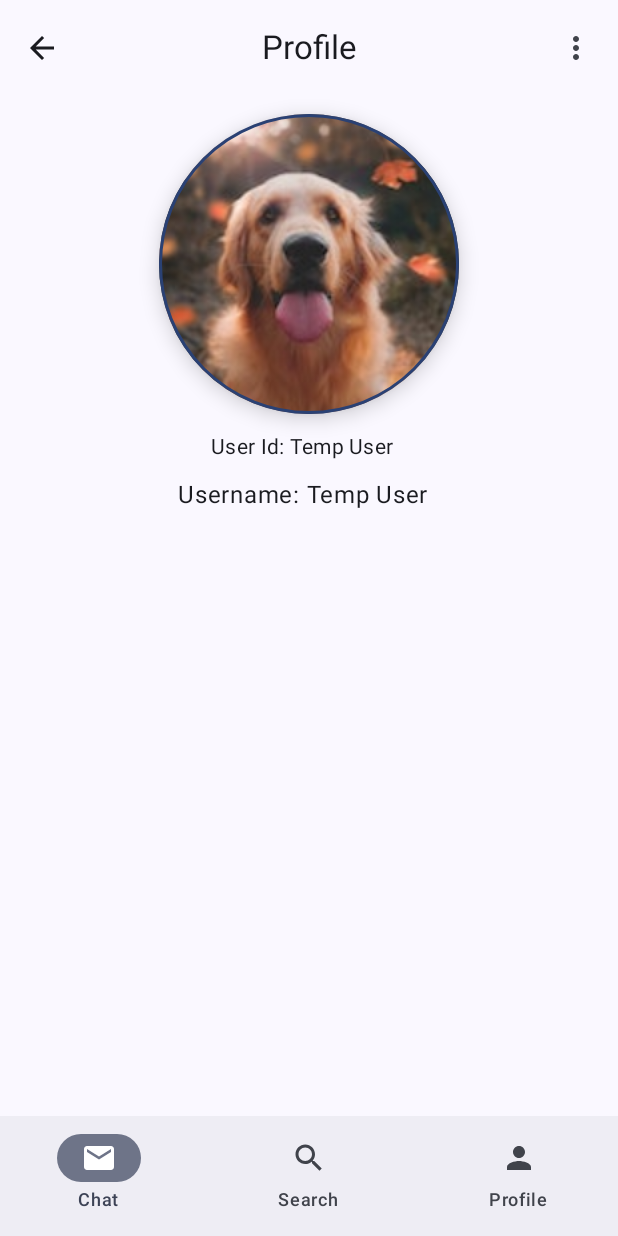
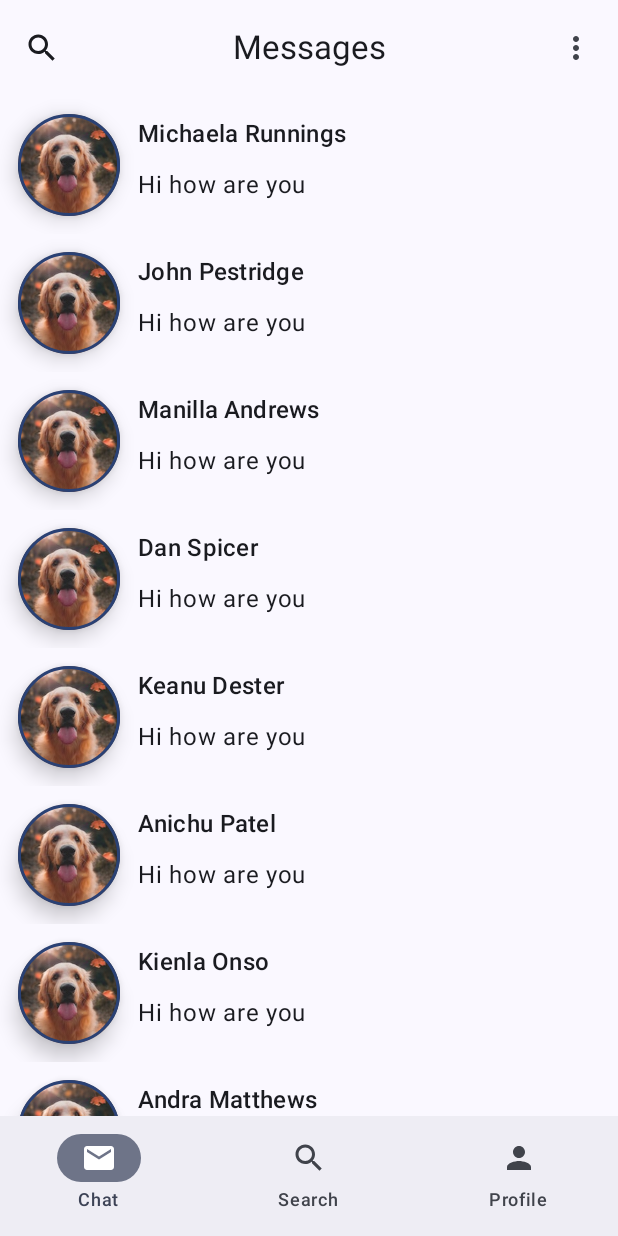
Before and after one commit to Abhidhimann/ChattingApp, an Android app built with Jetpack Compose: the screen it shows after launch (MainActivity), on a phone screen of 412 x 824 dp. Run offline under Robolectric (Android 15) with nearby library versions, the phone set to English and light mode, and no system bars.

Commit message:
Navigation and chatList ui added

```diff
--- a/app/src/main/java/com/example/chattingApp/ui/MainActivity.kt
+++ b/app/src/main/java/com/example/chattingApp/ui/MainActivity.kt
@@ -4,8 +4,14 @@ import android.os.Bundle
 import androidx.activity.ComponentActivity
 import androidx.activity.compose.setContent
 import androidx.activity.enableEdgeToEdge
+import androidx.compose.foundation.layout.fillMaxSize
+import androidx.compose.material3.Scaffold
+import androidx.compose.runtime.Composable
+import androidx.compose.ui.tooling.preview.Preview
+import androidx.navigation.compose.rememberNavController
 import com.example.chattingApp.theme.ChattingAppTheme
-import com.example.chattingApp.ui.screens.ProfileScreen
+import com.example.chattingApp.ui.screens.BottomNavItem
+import com.example.chattingApp.ui.screens.BottomNavigationBar
 
 class MainActivity : ComponentActivity() {
     override fun onCreate(savedInstanceState: Bundle?) {
@@ -13,8 +19,28 @@ class MainActivity : ComponentActivity() {
         enableEdgeToEdge()
         setContent {
             ChattingAppTheme {
-                ProfileScreen()
+                MainScreen()
             }
         }
     }
 }
+
+@Composable
+fun MainScreen() {
+    val navController = rememberNavController()
+    val bottomNavItems = BottomNavItem.entries.toTypedArray()
+
+    Scaffold(
+        bottomBar = {
+            BottomNavigationBar(tabBarItems = bottomNavItems, navController = navController)
+        }
+    ) {
+        NavigationHost(navController = navController)
+    }
+}
+
+@Preview(showBackground = true)
+@Composable
+fun DefaultPreview() {
+    MainScreen()
+}
--- /dev/null
+++ b/app/src/main/java/com/example/chattingApp/ui/Navigation.kt
@@ -0,0 +1,19 @@
+package com.example.chattingApp.ui
+
+import androidx.compose.runtime.Composable
+import androidx.navigation.NavHostController
+import androidx.navigation.compose.NavHost
+import androidx.navigation.compose.composable
+import com.example.chattingApp.ui.screens.BottomNavItem
+import com.example.chattingApp.ui.screens.ChatListScreen
+import com.example.chattingApp.ui.screens.DiscoverPeopleScreen
+import com.example.chattingApp.ui.screens.ProfileScreen
+
+@Composable
+fun NavigationHost(navController: NavHostController) {
+    NavHost(navController, startDestination = BottomNavItem.CHAT.route) {
+        composable(route = BottomNavItem.CHAT.route) { ChatListScreen()}
+        composable(route = BottomNavItem.SEARCH.route) { DiscoverPeopleScreen() }
+        composable(route = BottomNavItem.PROFILE.route) { ProfileScreen(navController) }
+    }
+}
--- /dev/null
+++ b/app/src/main/java/com/example/chattingApp/ui/UserProfiles.kt
@@ -0,0 +1,102 @@
+package com.example.chattingApp.ui
+
+
+class UserProfile(val id: Int, val name: String, val status: Boolean, val picId: String)
+
+val usersProfile = listOf<UserProfile>(
+    UserProfile(
+        id = 0,
+        name = "Michaela Runnings",
+        status = true,
+        "https://images.unsplash.com/photo-1485290334039-a3c69043e517?ixid=MXwxMjA3fDB8MHxwaG90by1wYWdlfHx8fGVufDB8fHw%3D&ixlib=rb-1.2.1&auto=format&fit=crop&w=800&q=80"
+    ),
+    UserProfile(
+        id = 1,
+        name = "John Pestridge",
+        status = false,
+        "https://images.unsplash.com/photo-1542178243-bc20204b769f?ixid=MXwxMjA3fDB8MHxzZWFyY2h8MTB8fHBvcnRyYWl0fGVufDB8MnwwfA%3D%3D&ixlib=rb-1.2.1&auto=format&fit=crop&w=500&q=60"
+    ),
+    UserProfile(
+        id = 2,
+        name = "Manilla Andrews",
+        status = true,
+        "https://images.unsplash.com/photo-1543123820-ac4a5f77da38?ixid=MXwxMjA3fDB8MHxzZWFyY2h8NDh8fHBvcnRyYWl0fGVufDB8MnwwfA%3D%3D&ixlib=rb-1.2.1&auto=format&fit=crop&w=500&q=60"
+    ),
+    UserProfile(
+        id = 3,
+        name = "Dan Spicer",
+        status = false,
+        "https://images.unsplash.com/photo-1595152772835-219674b2a8a6?ixid=MXwxMjA3fDB8MHxzZWFyY2h8NDd8fHBvcnRyYWl0fGVufDB8MnwwfA%3D%3D&ixlib=rb-1.2.1&auto=format&fit=crop&w=500&q=60"
+    ),
+    UserProfile(
+        id = 4,
+        name = "Keanu Dester",
+        status = false,
+        "https://images.unsplash.com/photo-1597528380214-aa94bde3fc32?ixid=MXwxMjA3fDB8MHxzZWFyY2h8NTZ8fHBvcnRyYWl0fGVufDB8MnwwfA%3D%3D&ixlib=rb-1.2.1&auto=format&fit=crop&w=500&q=60"
+    ),
+    UserProfile(
+        id = 5,
+        name = "Anichu Patel",
+        status = false,
+        "https://images.unsplash.com/photo-1598641795816-a84ac9eac40c?ixid=MXwxMjA3fDB8MHxzZWFyY2h8NjJ8fHBvcnRyYWl0fGVufDB8MnwwfA%3D%3D&ixlib=rb-1.2.1&auto=format&fit=crop&w=500&q=60"
+    ),
+    UserProfile(
+        id = 6,
+        name = "Kienla Onso",
+        status = true,
+        "https://images.unsplash.com/photo-1566895733044-d2bdda8b6234?ixid=MXwxMjA3fDB8MHxzZWFyY2h8ODh8fHBvcnRyYWl0fGVufDB8MnwwfA%3D%3D&ixlib=rb-1.2.1&auto=format&fit=crop&w=500&q=60"
+    ),
+    UserProfile(
+        id = 7,
+        name = "Andra Matthews",
+        status = false,
+        "https://images.unsplash.com/photo-1530577197743-7adf14294584?ixid=MXwxMjA3fDB8MHxzZWFyY2h8NTV8fHBvcnRyYWl0fGVufDB8MnwwfA%3D%3D&ixlib=rb-1.2.1&auto=format&fit=crop&w=500&q=60"
+    ),
+    UserProfile(
+        id = 8,
+        name = "Georgia S.", status = false,
+        "https://images.unsplash.com/photo-1547212371-eb5e6a4b590c?ixid=MXwxMjA3fDB8MHxzZWFyY2h8MTA3fHxwb3J0cmFpdHxlbnwwfDJ8MHw%3D&ixlib=rb-1.2.1&auto=format&fit=crop&w=500&q=60"
+    ),
+    UserProfile(
+        id = 9,
+        name = "Matt Dengo",
+        status = false,
+        "https://images.unsplash.com/photo-1578176603894-57973e38890f?ixid=MXwxMjA3fDB8MHxzZWFyY2h8MTE0fHxwb3J0cmFpdHxlbnwwfDJ8MHw%3D&ixlib=rb-1.2.1&auto=format&fit=crop&w=500&q=60"
+    ),
+    UserProfile(
+        id = 10,
+        name = "Marsha T.",
+        status = true,
+        "https://images.unsplash.com/photo-1605087880595-8cc6db61f3c6?ixid=MXwxMjA3fDB8MHxzZWFyY2h8MTI0fHxwb3J0cmFpdHxlbnwwfDJ8MHw%3D&ixlib=rb-1.2.1&auto=format&fit=crop&w=500&q=60"
+    ),
+    UserProfile(
+        id = 11,
+        name = "Invshu Patel",
+        status = true,
+        "https://images.unsplash.com/photo-1561820009-8bef03ebf8e5?ixid=MXwxMjA3fDB8MHxzZWFyY2h8MTM3fHxwb3J0cmFpdHxlbnwwfDJ8MHw%3D&ixlib=rb-1.2.1&auto=format&fit=crop&w=500&q=60"
+    ),
+    UserProfile(
+        id = 12,
+        name = "Braylen Nathan",
+        status = true,
+        "https://images.unsplash.com/photo-1605857840732-188f2f08cb31?ixid=MXwxMjA3fDB8MHxzZWFyY2h8MTQ5fHxwb3J0cmFpdHxlbnwwfDJ8MHw%3D&ixlib=rb-1.2.1&auto=format&fit=crop&w=500&q=60"
+    ),
+    UserProfile(
+        id = 13,
+        name = "Jorge Andre",
+        status = false,
+        "https://images.unsplash.com/photo-1517588632672-9758d6acba04?ixid=MXwxMjA3fDB8MHxzZWFyY2h8MTYyfHxwb3J0cmFpdHxlbnwwfDJ8MHw%3D&ixlib=rb-1.2.1&auto=format&fit=crop&w=500&q=60"
+    ),
+    UserProfile(
+        id = 14,
+        name = "Jamison Dana",
+        status = false,
+        "https://images.unsplash.com/photo-1513690277738-c9bc7eb2a992?ixid=MXwxMjA3fDB8MHxzZWFyY2h8MTY1fHxwb3J0cmFpdHxlbnwwfDJ8MHw%3D&ixlib=rb-1.2.1&auto=format&fit=crop&w=500&q=60"
+    ),
+    UserProfile(
+        id = 15,
+        name = "Laura S.",
+        status = true,
+        "https://images.unsplash.com/photo-1513708847802-f2fa846a7eaa?ixid=MXwxMjA3fDB8MHxzZWFyY2h8MTg1fHxwb3J0cmFpdHxlbnwwfDJ8MHw%3D&ixlib=rb-1.2.1&auto=format&fit=crop&w=500&q=60"
+    ),
+)
--- a/app/src/main/java/com/example/chattingApp/ui/screens/BottomNavigation.kt
+++ b/app/src/main/java/com/example/chattingApp/ui/screens/BottomNavigation.kt
@@ -37,13 +37,12 @@ fun BottomNavigationBar(tabBarItems: Array<BottomNavItem>, navController: NavCon
     }
 
     NavigationBar {
-        // looping over each tab to generate the views and navigation for each item
         tabBarItems.forEachIndexed { index, tabBarItem ->
             NavigationBarItem(
                 selected = selectedTabIndex == index,
                 onClick = {
                     selectedTabIndex = index
-//                    navController.navigate(tabBarItem.route)
+                    navController.navigate(tabBarItem.route)
                 },
                 icon = {
                     NavigationItem(
--- /dev/null
+++ b/app/src/main/java/com/example/chattingApp/ui/screens/ChatListScreen.kt
@@ -0,0 +1,178 @@
+package com.example.chattingApp.ui.screens
+
+import androidx.compose.foundation.background
+import androidx.compose.foundation.clickable
+import androidx.compose.foundation.layout.Arrangement
+import androidx.compose.foundation.layout.Column
+import androidx.compose.foundation.layout.Row
+import androidx.compose.foundation.layout.Spacer
+import androidx.compose.foundation.layout.fillMaxHeight
+import androidx.compose.foundation.layout.fillMaxSize
+import androidx.compose.foundation.layout.fillMaxWidth
+import androidx.compose.foundation.layout.height
+import androidx.compose.foundation.layout.padding
+import androidx.compose.foundation.layout.wrapContentHeight
+import androidx.compose.foundation.lazy.LazyColumn
+import androidx.compose.foundation.lazy.items
+import androidx.compose.material.icons.Icons
+import androidx.compose.material.icons.filled.MoreVert
+import androidx.compose.material.icons.filled.Search
+import androidx.compose.material3.Card
+import androidx.compose.material3.CenterAlignedTopAppBar
+import androidx.compose.material3.DropdownMenu
+import androidx.compose.material3.DropdownMenuItem
+import androidx.compose.material3.ExperimentalMaterial3Api
+import androidx.compose.material3.Icon
+import androidx.compose.material3.IconButton
+import androidx.compose.material3.MaterialTheme
+import androidx.compose.material3.Scaffold
+import androidx.compose.material3.Surface
+import androidx.compose.material3.Text
+import androidx.compose.runtime.Composable
+import androidx.compose.runtime.getValue
+import androidx.compose.runtime.mutableStateOf
+import androidx.compose.runtime.remember
+import androidx.compose.runtime.setValue
+import androidx.compose.ui.Alignment
+import androidx.compose.ui.Modifier
+import androidx.compose.ui.graphics.RectangleShape
+import androidx.compose.ui.text.style.TextOverflow
+import androidx.compose.ui.tooling.preview.Preview
+import androidx.compose.ui.unit.dp
+import com.example.chattingApp.ui.UserProfile
+import com.example.chattingApp.ui.usersProfile
+
+@Composable
+fun ChatListScreen() {
+    Scaffold(
+        modifier = Modifier.fillMaxSize(),
+        topBar = {
+            ChatScreenAppBar(title = "Messages") {}
+        },
+    ) { innerPadding ->
+        UserListSurface(
+            modifier = Modifier
+                .padding(innerPadding)
+                .fillMaxSize(),
+            users = usersProfile
+        )
+    }
+}
+
+@Composable
+fun UserListSurface(
+    modifier: Modifier,
+    users: List<UserProfile>,
+) {
+    Surface(
+        modifier = modifier
+    ) {
+        LazyColumn(
+            modifier = Modifier
+                .fillMaxWidth()
+                .wrapContentHeight(align = Alignment.Top),
+        ) {
+            items(users) {
+                ProfileCard(userProfile = it) {
+                }
+            }
+        }
+    }
+}
+
+@OptIn(ExperimentalMaterial3Api::class)
+@Composable
+fun ChatScreenAppBar(title: String, onIconClick: () -> Unit) {
+    CenterAlignedTopAppBar(
+        title = { Text(text = title) },
+        navigationIcon =
+        {
+            Icon(
+                imageVector = Icons.Default.Search,
+                "Search",
+                modifier = Modifier
+                    .padding(horizontal = 12.dp)
+                    .clickable(onClick = { onIconClick.invoke() })
+            )
+        },
+        actions = { ChatScreenMenuActions() }
+    )
+}
+
+@Composable
+fun ChatScreenMenuActions() {
+    var menuExpanded by remember { mutableStateOf(false) }
+    Row {
+        IconButton(onClick = { menuExpanded = true }) {
+            Icon(Icons.Default.MoreVert, contentDescription = "More options")
+        }
+        DropdownMenu(
+            expanded = menuExpanded,
+            onDismissRequest = { menuExpanded = false }
+        ) {
+            DropdownMenuItem(
+                text = { Text("Clear all Chats") },
+                onClick = {
+                    // will do something here
+                    menuExpanded = false
+                }
+            )
+        }
+    }
+}
+
+@Composable
+fun ProfileCard(userProfile: UserProfile, onClick: () -> Unit) {
+    Card(
+        shape = RectangleShape,
+        modifier = Modifier
+            .fillMaxWidth()
+            .wrapContentHeight()
+            .clickable { onClick.invoke() },
+    ) {
+        Row(
+            modifier = Modifier
+                .fillMaxWidth()
+                .fillMaxHeight()
+                .background(color = MaterialTheme.colorScheme.surface),
+            verticalAlignment = Alignment.CenterVertically,
+            horizontalArrangement = Arrangement.Start
+        ) {
+            ProfilePicture(userProfile.picId, 68.dp)
+            ChatThreadDetails(userName = userProfile.name, lastText = "Hi how are you")
+        }
+    }
+}
+
+@Composable
+fun ChatThreadDetails(
+    userName: String,
+    lastText: String
+) {
+    Column(
+        modifier = Modifier
+            .padding(bottom = 8.dp, end = 8.dp)
+            .fillMaxWidth(),
+        verticalArrangement = Arrangement.Center,
+        horizontalAlignment = Alignment.Start
+    ) {
+        Text(
+            text = userName,
+            maxLines = 1,
+            overflow = TextOverflow.Ellipsis,
+            style = MaterialTheme.typography.titleMedium
+        )
+        Spacer(modifier = Modifier.height(10.dp))
+        Text(
+            text = lastText,
+            maxLines = 1,
+            overflow = TextOverflow.Ellipsis
+        )
+    }
+}
+
+@Preview(showBackground = true)
+@Composable
+fun ChatScreenPreview() {
+    ChatListScreen()
+}
--- /dev/null
+++ b/app/src/main/java/com/example/chattingApp/ui/screens/DiscoverPeopleScreen.kt
@@ -0,0 +1,16 @@
+package com.example.chattingApp.ui.screens
+
+import androidx.compose.foundation.layout.fillMaxSize
+import androidx.compose.material3.Scaffold
+import androidx.compose.material3.Text
+import androidx.compose.runtime.Composable
+import androidx.compose.ui.Modifier
+
+@Composable
+fun DiscoverPeopleScreen() {
+    Scaffold(
+        modifier = Modifier.fillMaxSize(),
+    ) { innerPadding ->
+        Text(text = "Discover Screen")
+    }
+}
--- a/app/src/main/java/com/example/chattingApp/ui/screens/ProfileScreen.kt
+++ b/app/src/main/java/com/example/chattingApp/ui/screens/ProfileScreen.kt
@@ -34,26 +34,27 @@ import androidx.compose.runtime.remember
 import androidx.compose.runtime.setValue
 import androidx.compose.ui.Alignment
 import androidx.compose.ui.Modifier
-import androidx.compose.ui.graphics.vector.ImageVector
 import androidx.compose.ui.layout.ContentScale
 import androidx.compose.ui.res.painterResource
 import androidx.compose.ui.text.style.TextOverflow
 import androidx.compose.ui.tooling.preview.Preview
 import androidx.compose.ui.unit.Dp
 import androidx.compose.ui.unit.dp
-import androidx.navigation.compose.rememberNavController
+import androidx.navigation.NavController
 import com.example.chattinapp.R
 
 @Composable
-fun ProfileScreen(){
-    val bottomNavItems = BottomNavItem.entries.toTypedArray()
-    val navController = rememberNavController()
+fun ProfileScreen(navController: NavController) {
+//    val bottomNavItems = BottomNavItem.entries.toTypedArray()
+//    val navController = rememberNavController()
     Scaffold(
         topBar = {
-            MyAppBar(title = "Profile", iconImageVector = Icons.Default.ArrowBack) {}
+            ProfileScreenAppBar(title = "Profile", isOtherUser = false) {
+                navController.popBackStack()
+            }
         },
         modifier = Modifier.fillMaxSize(),
-        bottomBar = { BottomNavigationBar(tabBarItems = bottomNavItems, navController = navController) }
+//        bottomBar = { BottomNavigationBar(tabBarItems = bottomNavItems, navController = navController) }
     ) { innerPadding ->
         Profile(
             name = "Android",
@@ -64,19 +65,21 @@ fun ProfileScreen(){
 
 @OptIn(ExperimentalMaterial3Api::class)
 @Composable
-fun MyAppBar(title: String, iconImageVector: ImageVector, onIconClick: () -> Unit) {
+fun ProfileScreenAppBar(title: String, isOtherUser: Boolean, onIconClick: () -> Unit) {
     CenterAlignedTopAppBar(
         title = { Text(text = title) },
         navigationIcon =
         // todo back only when user see others profile
         {
+            if (isOtherUser) {
                 Icon(
-                imageVector = iconImageVector,
+                    imageVector = Icons.Default.ArrowBack,
                     "Back",
                     modifier = Modifier
                         .padding(horizontal = 12.dp)
                         .clickable(onClick = { onIconClick.invoke() })
                 )
+            }
         },
         actions = {
             UserProfileMenuActions()
@@ -98,7 +101,7 @@ fun UserProfileMenuActions() {
             DropdownMenuItem(
                 text = { Text("Edit Profile") },
                 onClick = {
-                    // Handle option 1 click
+                    // will do something here
                     menuExpanded = false
                 }
             )
@@ -113,7 +116,12 @@ fun Profile(name: String, modifier: Modifier = Modifier) {
         horizontalAlignment = Alignment.CenterHorizontally
     ) {
         ProfilePicture(picUrl = "", picSize = 200.dp)
-        ProfileDetails(userId = "tempId", userName = "Temp User")
+        ProfileDetails(
+            userId = "tempId",
+            userName = "Temp User",
+            isSelfUser = true,
+            Alignment.CenterHorizontally
+        )
     }
 }
 
@@ -143,20 +151,24 @@ fun ProfilePicture(picUrl: String, picSize: Dp) {
 fun ProfileDetails(
     userId: String,
     userName: String,
+    isSelfUser: Boolean,
+    horizontalAlignment: Alignment.Horizontal
 ) {
     Column(
         modifier = Modifier
             .padding(bottom = 8.dp, end = 8.dp)
             .fillMaxWidth(),
         verticalArrangement = Arrangement.Center,
-        horizontalAlignment = Alignment.CenterHorizontally
+        horizontalAlignment = horizontalAlignment
     ) {
+        if (isSelfUser) {
             Text(
                 text = "User Id: $userName",
                 maxLines = 1,
                 overflow = TextOverflow.Ellipsis,
                 style = MaterialTheme.typography.bodyMedium
             )
+        }
         Spacer(modifier = Modifier.height(10.dp))
         Text(
             text = "Username: $userName",
@@ -171,7 +183,7 @@ fun ProfileDetails(
 fun ProfileScreenPreview() {
     Scaffold(
         topBar = {
-            MyAppBar(title = "Profile", iconImageVector = Icons.Default.ArrowBack) {}
+            ProfileScreenAppBar(title = "Profile", isOtherUser = true) {}
         },
         modifier = Modifier.fillMaxSize()
     ) { innerPadding ->
```
Lines whose indentation alone changed are shown as unchanged.
